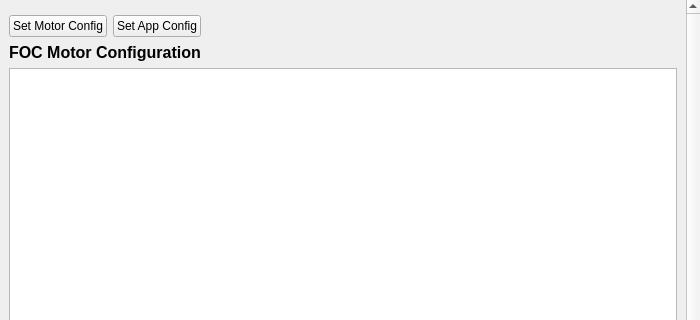
Above: pages/pagecontrollersetup.ui from vitalii-bokhin/vesc_tool before the change; both pictures show x 0 to 700 and y 0 to 320 of the 700 by 500 pixel window. Below: the same form after it.
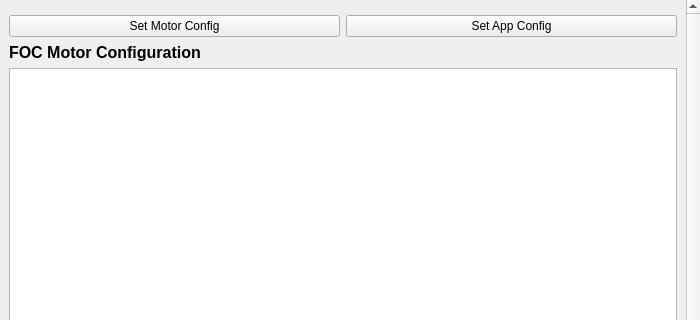
That is the form after the change. Icons and pictures are not drawn. Custom widgets are drawn as their Qt base class.

Commit message: config files history

What changed in the file:
```diff
--- a/pages/pagecontrollersetup.ui
+++ b/pages/pagecontrollersetup.ui
@@ -61,7 +61,9 @@
         </spacer>
        </item>
        <item>
-        <layout class="QHBoxLayout" name="horizontalLayout">
+                <layout class="QHBoxLayout" name="horizontalLayout" stretch="1,1">
+                  <item>
+                    <layout class="QVBoxLayout" name="motorColumn">
          <item>
           <widget class="QPushButton" name="loadMotorConfButton">
            <property name="text">
@@ -71,8 +73,34 @@
             <iconset resource="../res.qrc">
              <normaloff>:/res/icons/Open Folder-96.png</normaloff>:/res/icons/Open Folder-96.png</iconset>
            </property>
-          </widget>
-         </item>
+                          <property name="sizePolicy">
+                            <sizepolicy hsizetype="Expanding" vsizetype="Fixed">
+                              <horstretch>1</horstretch>
+                              <verstretch>0</verstretch>
+                            </sizepolicy>
+                          </property>
+                        </widget>
+                      </item>
+                      <item>
+                        <layout class="QVBoxLayout" name="motorHistoryLayout"/>
+                      </item>
+                      <item>
+                        <spacer name="motorColumnSpacer">
+                          <property name="orientation">
+                            <enum>Qt::Vertical</enum>
+                          </property>
+                          <property name="sizeHint" stdset="0">
+                            <size>
+                              <width>20</width>
+                              <height>0</height>
+                            </size>
+                          </property>
+                        </spacer>
+                      </item>
+                    </layout>
+                  </item>
+                  <item>
+                    <layout class="QVBoxLayout" name="appColumn">
          <item>
           <widget class="QPushButton" name="loadAppConfButton">
            <property name="text">
@@ -82,20 +110,31 @@
             <iconset resource="../res.qrc">
              <normaloff>:/res/icons/Open Folder-96.png</normaloff>:/res/icons/Open Folder-96.png</iconset>
            </property>
+                          <property name="sizePolicy">
+                            <sizepolicy hsizetype="Expanding" vsizetype="Fixed">
+                              <horstretch>1</horstretch>
+                              <verstretch>0</verstretch>
+                            </sizepolicy>
+                          </property>
           </widget>
          </item>
          <item>
-          <spacer name="horizontalSpacer">
+                        <layout class="QVBoxLayout" name="appHistoryLayout"/>
+                      </item>
+                      <item>
+                        <spacer name="appColumnSpacer">
            <property name="orientation">
-            <enum>Qt::Horizontal</enum>
+                            <enum>Qt::Vertical</enum>
            </property>
            <property name="sizeHint" stdset="0">
             <size>
-             <width>40</width>
-             <height>20</height>
+                              <width>20</width>
+                              <height>0</height>
             </size>
            </property>
           </spacer>
+                      </item>
+                    </layout>
          </item>
         </layout>
        </item>
```
Lines whose indentation alone changed are shown as unchanged. The commit also changes 2 other files.
